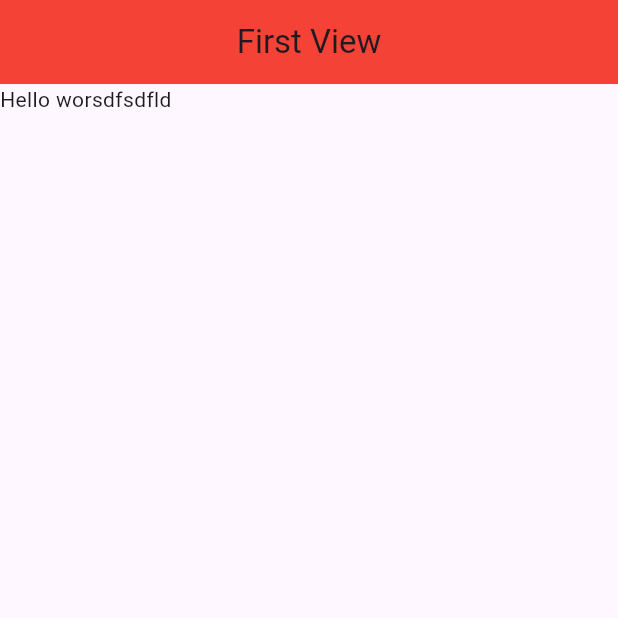
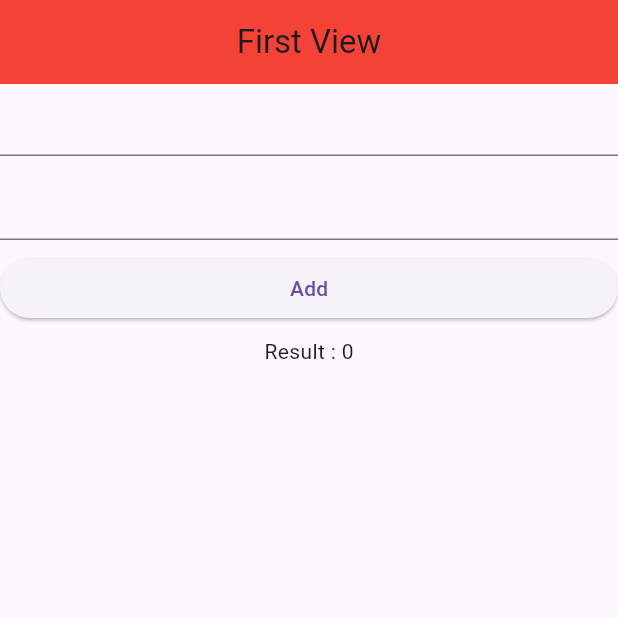
Before and after one commit to kiranrana8973/batch_34a, a Flutter app: the screen it shows after launch, on a phone screen of 412 x 824 dp, the top half of it. Run offline on Flutter 3.47's test engine with Material 3 defaults, Android fonts, the phone set to English and light mode, and no system bars.

Commit message:
Added column

```diff
--- a/lib/view/first_view.dart
+++ b/lib/view/first_view.dart
@@ -10,8 +10,23 @@ class FirstView extends StatelessWidget {
         title: Text("First View"),
         centerTitle: true,
         backgroundColor: Colors.red,
+        elevation: 0,
       ),
-      body: Text("Hello worsdfsdfld"),
+      body: Column(
+        children: [
+          TextField(),
+          SizedBox(height: 8),
+          TextField(),
+          SizedBox(height: 8),
+          SizedBox(
+            width: double.infinity,
+            child: ElevatedButton(onPressed: () {}, child: Text("Add")),
+          ),
+          SizedBox(height: 8),
+
+          Text("Result : 0"),
+        ],
+      ),
     );
   }
 }
```
